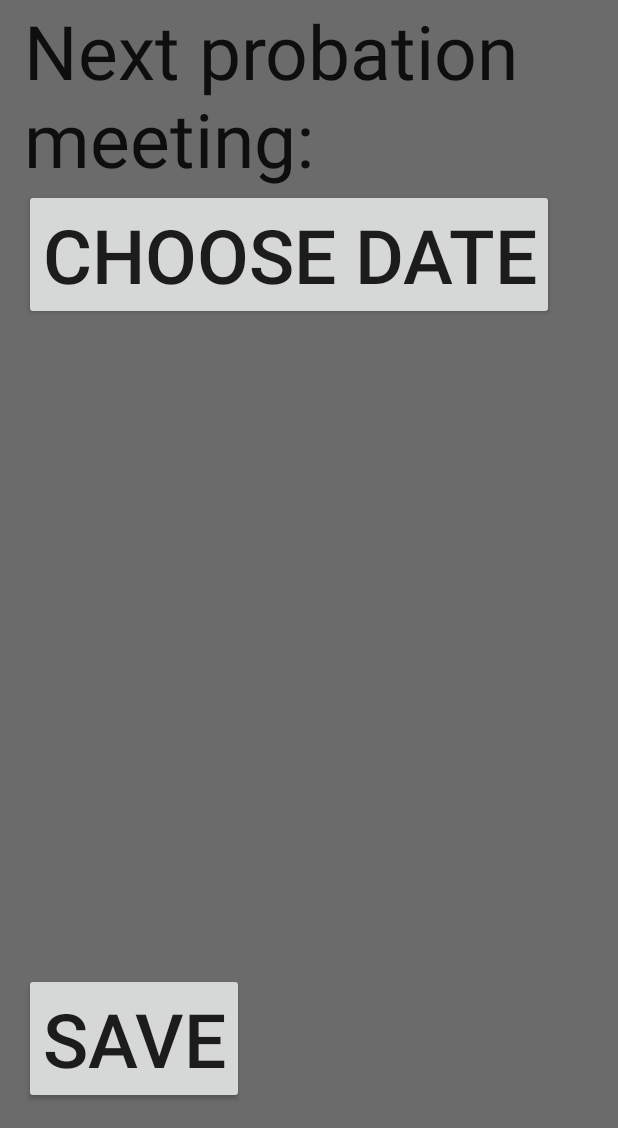
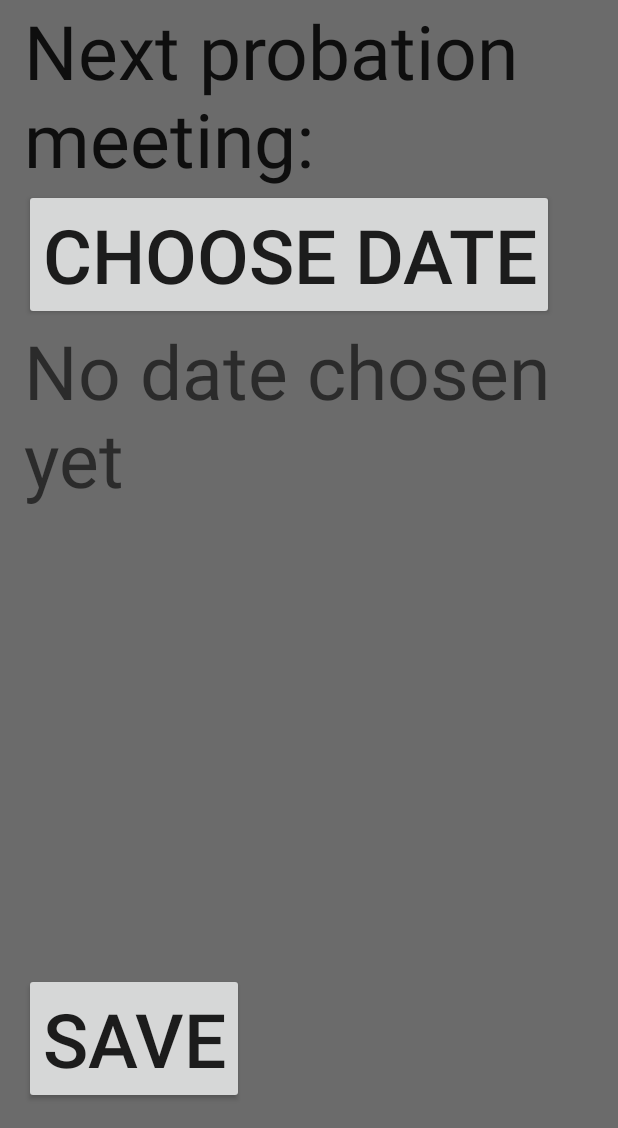
Before and after one commit to jeremysiedzik/officer-rainbow, an Android app: the Main7Activity screen opened directly, with no data from a screen before it, on a phone screen of 412 x 824 dp, the part 108-1236 px from its top. Run offline under Robolectric (Android 15) with nearby library versions, the phone set to English and light mode, and no system bars.

Commit message:
main 7 choose date

```diff
--- a/app/src/main/java/com/robotagrex/or/officerrainbow/Main7Activity.java
+++ b/app/src/main/java/com/robotagrex/or/officerrainbow/Main7Activity.java
@@ -29,7 +29,7 @@ public class Main7Activity extends AppCompatActivity {
         super.onCreate(savedInstanceState);
         setContentView(R.layout.activity_main_7);
         sharedpreferences = getSharedPreferences(MyPREFERENCES, Context.MODE_PRIVATE);
-        String txtdate = sharedpreferences.getString("probation_meeting_date", "");
+        String txtdate = sharedpreferences.getString("probation_meeting_date", "No date chosen yet");
         TextView txtdate_view=(TextView)findViewById(R.id.textView1);
         txtdate_view.setText(txtdate);
 
```
